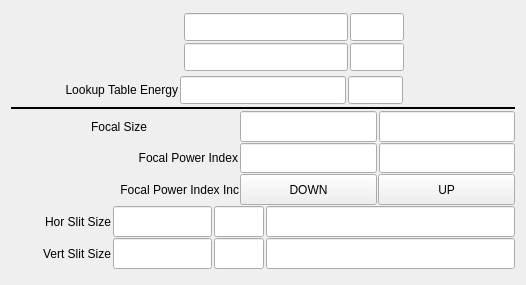
The window that 100idPyCRLApp/op/ui/pydev_transfocator_inset_1x.ui (BCDA-APS/pydeviceCRL) describes before a commit, drawn with Qt 5.
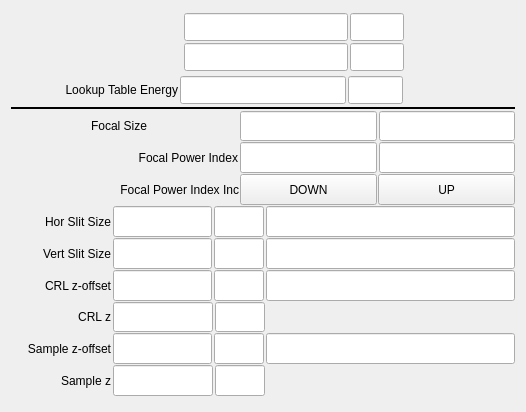
The same window after the commit. Custom widgets are drawn as their Qt base class.

What changed in the file:
```diff
--- a/100idPyCRLApp/op/ui/pydev_transfocator_inset_1x.ui
+++ b/100idPyCRLApp/op/ui/pydev_transfocator_inset_1x.ui
@@ -7,7 +7,7 @@
     <x>0</x>
     <y>0</y>
     <width>526</width>
-    <height>285</height>
+    <height>412</height>
    </rect>
   </property>
   <property name="windowTitle">
@@ -15,7 +15,7 @@
   </property>
   <layout class="QVBoxLayout" name="verticalLayout_3">
    <item>
-    <layout class="QVBoxLayout" name="verticalLayout" stretch="2,1,1,1,1,1,1,1">
+    <layout class="QVBoxLayout" name="verticalLayout" stretch="2,1,1,1,1,1,1,1,1,1,1,1">
      <property name="spacing">
       <number>1</number>
      </property>
@@ -1152,6 +1152,654 @@
        </item>
       </layout>
      </item>
+     <item>
+      <layout class="QHBoxLayout" name="horizontalLayout_11" stretch="2,2,1,5">
+       <property name="spacing">
+        <number>2</number>
+       </property>
+       <property name="rightMargin">
+        <number>0</number>
+       </property>
+       <item>
+        <widget class="caLabel" name="calabel_34">
+         <property name="text">
+          <string>CRL z-offset</string>
+         </property>
+         <property name="alignment">
+          <set>Qt::AlignRight|Qt::AlignTrailing|Qt::AlignVCenter</set>
+         </property>
+         <property name="fontScaleMode">
+          <enum>ESimpleLabel::WidthAndHeight</enum>
+         </property>
+        </widget>
+       </item>
+       <item>
+        <widget class="caLineEdit" name="caLineEdit_28">
+         <property name="sizePolicy">
+          <sizepolicy hsizetype="Preferred" vsizetype="Expanding">
+           <horstretch>0</horstretch>
+           <verstretch>0</verstretch>
+          </sizepolicy>
+         </property>
+         <property name="font">
+          <font>
+           <pointsize>13</pointsize>
+          </font>
+         </property>
+         <property name="text">
+          <string/>
+         </property>
+         <property name="alignment">
+          <set>Qt::AlignRight|Qt::AlignTrailing|Qt::AlignVCenter</set>
+         </property>
+         <property name="channel" stdset="0">
+          <string notr="true">$(P)$(CRL):1:oePositionOffset_RBV</string>
+         </property>
+         <property name="foreground">
+          <color>
+           <red>10</red>
+           <green>0</green>
+           <blue>184</blue>
+          </color>
+         </property>
+         <property name="background">
+          <color>
+           <red>200</red>
+           <green>200</green>
+           <blue>200</blue>
+          </color>
+         </property>
+         <property name="colorMode">
+          <enum>caLineEdit::Static</enum>
+         </property>
+         <property name="precision">
+          <number>6</number>
+         </property>
+         <property name="precisionMode">
+          <enum>caLineEdit::Channel</enum>
+         </property>
+         <property name="fontScaleMode" stdset="0">
+          <enum>caLineEdit::None</enum>
+         </property>
+         <property name="formatType">
+          <enum>caLineEdit::decimal</enum>
+         </property>
+        </widget>
+       </item>
+       <item>
+        <widget class="caLineEdit" name="caLineEdit_29">
+         <property name="sizePolicy">
+          <sizepolicy hsizetype="Preferred" vsizetype="Expanding">
+           <horstretch>0</horstretch>
+           <verstretch>0</verstretch>
+          </sizepolicy>
+         </property>
+         <property name="font">
+          <font>
+           <pointsize>13</pointsize>
+          </font>
+         </property>
+         <property name="text">
+          <string/>
+         </property>
+         <property name="alignment">
+          <set>Qt::AlignRight|Qt::AlignTrailing|Qt::AlignVCenter</set>
+         </property>
+         <property name="channel" stdset="0">
+          <string notr="true">$(P)$(CRL):1:oePositionOffset_RBV.EGU</string>
+         </property>
+         <property name="foreground">
+          <color>
+           <red>10</red>
+           <green>0</green>
+           <blue>184</blue>
+          </color>
+         </property>
+         <property name="background">
+          <color>
+           <red>200</red>
+           <green>200</green>
+           <blue>200</blue>
+          </color>
+         </property>
+         <property name="colorMode">
+          <enum>caLineEdit::Static</enum>
+         </property>
+         <property name="precision">
+          <number>0</number>
+         </property>
+         <property name="precisionMode">
+          <enum>caLineEdit::User</enum>
+         </property>
+         <property name="fontScaleMode" stdset="0">
+          <enum>caLineEdit::None</enum>
+         </property>
+         <property name="formatType">
+          <enum>caLineEdit::decimal</enum>
+         </property>
+        </widget>
+       </item>
+       <item>
+        <widget class="caLineEdit" name="caLineEdit_30">
+         <property name="sizePolicy">
+          <sizepolicy hsizetype="Preferred" vsizetype="Expanding">
+           <horstretch>0</horstretch>
+           <verstretch>0</verstretch>
+          </sizepolicy>
+         </property>
+         <property name="font">
+          <font>
+           <pointsize>13</pointsize>
+          </font>
+         </property>
+         <property name="text">
+          <string/>
+         </property>
+         <property name="alignment">
+          <set>Qt::AlignRight|Qt::AlignTrailing|Qt::AlignVCenter</set>
+         </property>
+         <property name="channel" stdset="0">
+          <string notr="true">$(P)$(CRL):1:oePositionOffset.DOL</string>
+         </property>
+         <property name="foreground">
+          <color>
+           <red>10</red>
+           <green>0</green>
+           <blue>184</blue>
+          </color>
+         </property>
+         <property name="background">
+          <color>
+           <red>200</red>
+           <green>200</green>
+           <blue>200</blue>
+          </color>
+         </property>
+         <property name="colorMode">
+          <enum>caLineEdit::Static</enum>
+         </property>
+         <property name="precision">
+          <number>0</number>
+         </property>
+         <property name="precisionMode">
+          <enum>caLineEdit::User</enum>
+         </property>
+         <property name="fontScaleMode" stdset="0">
+          <enum>caLineEdit::None</enum>
+         </property>
+         <property name="formatType">
+          <enum>caLineEdit::decimal</enum>
+         </property>
+        </widget>
+       </item>
+      </layout>
+     </item>
+     <item>
+      <layout class="QHBoxLayout" name="horizontalLayout_14" stretch="2,2,1,5">
+       <property name="spacing">
+        <number>2</number>
+       </property>
+       <property name="rightMargin">
+        <number>0</number>
+       </property>
+       <item>
+        <widget class="caLabel" name="calabel_37">
+         <property name="text">
+          <string>CRL z</string>
+         </property>
+         <property name="alignment">
+          <set>Qt::AlignRight|Qt::AlignTrailing|Qt::AlignVCenter</set>
+         </property>
+         <property name="fontScaleMode">
+          <enum>ESimpleLabel::WidthAndHeight</enum>
+         </property>
+        </widget>
+       </item>
+       <item>
+        <widget class="caLineEdit" name="caLineEdit_36">
+         <property name="sizePolicy">
+          <sizepolicy hsizetype="Preferred" vsizetype="Expanding">
+           <horstretch>0</horstretch>
+           <verstretch>0</verstretch>
+          </sizepolicy>
+         </property>
+         <property name="font">
+          <font>
+           <pointsize>13</pointsize>
+          </font>
+         </property>
+         <property name="text">
+          <string/>
+         </property>
+         <property name="alignment">
+          <set>Qt::AlignRight|Qt::AlignTrailing|Qt::AlignVCenter</set>
+         </property>
+         <property name="channel" stdset="0">
+          <string notr="true">$(P)$(CRL):1:oePosition_RBV</string>
+         </property>
+         <property name="foreground">
+          <color>
+           <red>10</red>
+           <green>0</green>
+           <blue>184</blue>
+          </color>
+         </property>
+         <property name="background">
+          <color>
+           <red>200</red>
+           <green>200</green>
+           <blue>200</blue>
+          </color>
+         </property>
+         <property name="colorMode">
+          <enum>caLineEdit::Static</enum>
+         </property>
+         <property name="precision">
+          <number>6</number>
+         </property>
+         <property name="precisionMode">
+          <enum>caLineEdit::Channel</enum>
+         </property>
+         <property name="fontScaleMode" stdset="0">
+          <enum>caLineEdit::None</enum>
+         </property>
+         <property name="formatType">
+          <enum>caLineEdit::decimal</enum>
+         </property>
+        </widget>
+       </item>
+       <item>
+        <widget class="caLineEdit" name="caLineEdit_37">
+         <property name="sizePolicy">
+          <sizepolicy hsizetype="Preferred" vsizetype="Expanding">
+           <horstretch>0</horstretch>
+           <verstretch>0</verstretch>
+          </sizepolicy>
+         </property>
+         <property name="font">
+          <font>
+           <pointsize>13</pointsize>
+          </font>
+         </property>
+         <property name="text">
+          <string/>
+         </property>
+         <property name="alignment">
+          <set>Qt::AlignRight|Qt::AlignTrailing|Qt::AlignVCenter</set>
+         </property>
+         <property name="channel" stdset="0">
+          <string notr="true">$(P)$(CRL):1:oePosition_RBV.EGU</string>
+         </property>
+         <property name="foreground">
+          <color>
+           <red>10</red>
+           <green>0</green>
+           <blue>184</blue>
+          </color>
+         </property>
+         <property name="background">
+          <color>
+           <red>200</red>
+           <green>200</green>
+           <blue>200</blue>
+          </color>
+         </property>
+         <property name="colorMode">
+          <enum>caLineEdit::Static</enum>
+         </property>
+         <property name="precision">
+          <number>0</number>
+         </property>
+         <property name="precisionMode">
+          <enum>caLineEdit::User</enum>
+         </property>
+         <property name="fontScaleMode" stdset="0">
+          <enum>caLineEdit::None</enum>
+         </property>
+         <property name="formatType">
+          <enum>caLineEdit::decimal</enum>
+         </property>
+        </widget>
+       </item>
+       <item>
+        <spacer name="horizontalSpacer_2">
+         <property name="orientation">
+          <enum>Qt::Horizontal</enum>
+         </property>
+         <property name="sizeHint" stdset="0">
+          <size>
+           <width>40</width>
+           <height>20</height>
+          </size>
+         </property>
+        </spacer>
+       </item>
+      </layout>
+     </item>
+     <item>
+      <layout class="QHBoxLayout" name="horizontalLayout_12" stretch="2,2,1,5">
+       <property name="spacing">
+        <number>2</number>
+       </property>
+       <property name="rightMargin">
+        <number>0</number>
+       </property>
+       <item>
+        <widget class="caLabel" name="calabel_35">
+         <property name="text">
+          <string>Sample z-offset</string>
+         </property>
+         <property name="alignment">
+          <set>Qt::AlignRight|Qt::AlignTrailing|Qt::AlignVCenter</set>
+         </property>
+         <property name="fontScaleMode">
+          <enum>ESimpleLabel::WidthAndHeight</enum>
+         </property>
+        </widget>
+       </item>
+       <item>
+        <widget class="caLineEdit" name="caLineEdit_31">
+         <property name="sizePolicy">
+          <sizepolicy hsizetype="Preferred" vsizetype="Expanding">
+           <horstretch>0</horstretch>
+           <verstretch>0</verstretch>
+          </sizepolicy>
+         </property>
+         <property name="font">
+          <font>
+           <pointsize>13</pointsize>
+          </font>
+         </property>
+         <property name="text">
+          <string/>
+         </property>
+         <property name="alignment">
+          <set>Qt::AlignRight|Qt::AlignTrailing|Qt::AlignVCenter</set>
+         </property>
+         <property name="channel" stdset="0">
+          <string notr="true">$(P)$(CRL):samplePositionOffset_RBV</string>
+         </property>
+         <property name="foreground">
+          <color>
+           <red>10</red>
+           <green>0</green>
+           <blue>184</blue>
+          </color>
+         </property>
+         <property name="background">
+          <color>
+           <red>200</red>
+           <green>200</green>
+           <blue>200</blue>
+          </color>
+         </property>
+         <property name="colorMode">
+          <enum>caLineEdit::Static</enum>
+         </property>
+         <property name="precision">
+          <number>6</number>
+         </property>
+         <property name="precisionMode">
+          <enum>caLineEdit::Channel</enum>
+         </property>
+         <property name="fontScaleMode" stdset="0">
+          <enum>caLineEdit::None</enum>
+         </property>
+         <property name="formatType">
+          <enum>caLineEdit::decimal</enum>
+         </property>
+        </widget>
+       </item>
+       <item>
+        <widget class="caLineEdit" name="caLineEdit_32">
+         <property name="sizePolicy">
+          <sizepolicy hsizetype="Preferred" vsizetype="Expanding">
+           <horstretch>0</horstretch>
+           <verstretch>0</verstretch>
+          </sizepolicy>
+         </property>
+         <property name="font">
+          <font>
+           <pointsize>13</pointsize>
+          </font>
+         </property>
+         <property name="text">
+          <string/>
+         </property>
+         <property name="alignment">
+          <set>Qt::AlignRight|Qt::AlignTrailing|Qt::AlignVCenter</set>
+         </property>
+         <property name="channel" stdset="0">
+          <string notr="true">$(P)$(CRL):samplePositionOffset_RBV.EGU</string>
+         </property>
+         <property name="foreground">
+          <color>
+           <red>10</red>
+           <green>0</green>
+           <blue>184</blue>
+          </color>
+         </property>
+         <property name="background">
+          <color>
+           <red>200</red>
+           <green>200</green>
+           <blue>200</blue>
+          </color>
+         </property>
+         <property name="colorMode">
+          <enum>caLineEdit::Static</enum>
+         </property>
+         <property name="precision">
+          <number>0</number>
+         </property>
+         <property name="precisionMode">
+          <enum>caLineEdit::User</enum>
+         </property>
+         <property name="fontScaleMode" stdset="0">
+          <enum>caLineEdit::None</enum>
+         </property>
+         <property name="formatType">
+          <enum>caLineEdit::decimal</enum>
+         </property>
+        </widget>
+       </item>
+       <item>
+        <widget class="caLineEdit" name="caLineEdit_33">
+         <property name="sizePolicy">
+          <sizepolicy hsizetype="Preferred" vsizetype="Expanding">
+           <horstretch>0</horstretch>
+           <verstretch>0</verstretch>
+          </sizepolicy>
+         </property>
+         <property name="font">
+          <font>
+           <pointsize>13</pointsize>
+          </font>
+         </property>
+         <property name="text">
+          <string/>
+         </property>
+         <property name="alignment">
+          <set>Qt::AlignRight|Qt::AlignTrailing|Qt::AlignVCenter</set>
+         </property>
+         <property name="channel" stdset="0">
+          <string notr="true">$(P)$(CRL):samplePositionOffset.DOL</string>
+         </property>
+         <property name="foreground">
+          <color>
+           <red>10</red>
+           <green>0</green>
+           <blue>184</blue>
+          </color>
+         </property>
+         <property name="background">
+          <color>
+           <red>200</red>
+           <green>200</green>
+           <blue>200</blue>
+          </color>
+         </property>
+         <property name="colorMode">
+          <enum>caLineEdit::Static</enum>
+         </property>
+         <property name="precision">
+          <number>0</number>
+         </property>
+         <property name="precisionMode">
+          <enum>caLineEdit::User</enum>
+         </property>
+         <property name="fontScaleMode" stdset="0">
+          <enum>caLineEdit::None</enum>
+         </property>
+         <property name="formatType">
+          <enum>caLineEdit::decimal</enum>
+         </property>
+        </widget>
+       </item>
+      </layout>
+     </item>
+     <item>
+      <layout class="QHBoxLayout" name="horizontalLayout_13" stretch="2,2,1,5">
+       <property name="spacing">
+        <number>2</number>
+       </property>
+       <property name="rightMargin">
+        <number>0</number>
+       </property>
+       <item>
+        <widget class="caLabel" name="calabel_36">
+         <property name="text">
+          <string>Sample z</string>
+         </property>
+         <property name="alignment">
+          <set>Qt::AlignRight|Qt::AlignTrailing|Qt::AlignVCenter</set>
+         </property>
+         <property name="fontScaleMode">
+          <enum>ESimpleLabel::WidthAndHeight</enum>
+         </property>
+        </widget>
+       </item>
+       <item>
+        <widget class="caLineEdit" name="caLineEdit_34">
+         <property name="sizePolicy">
+          <sizepolicy hsizetype="Preferred" vsizetype="Expanding">
+           <horstretch>0</horstretch>
+           <verstretch>0</verstretch>
+          </sizepolicy>
+         </property>
+         <property name="font">
+          <font>
+           <pointsize>13</pointsize>
+          </font>
+         </property>
+         <property name="text">
+          <string/>
+         </property>
+         <property name="alignment">
+          <set>Qt::AlignRight|Qt::AlignTrailing|Qt::AlignVCenter</set>
+         </property>
+         <property name="channel" stdset="0">
+          <string notr="true">$(P)$(CRL):samplePosition_RBV</string>
+         </property>
+         <property name="foreground">
+          <color>
+           <red>10</red>
+           <green>0</green>
+           <blue>184</blue>
+          </color>
+         </property>
+         <property name="background">
+          <color>
+           <red>200</red>
+           <green>200</green>
+           <blue>200</blue>
+          </color>
+         </property>
+         <property name="colorMode">
+          <enum>caLineEdit::Static</enum>
+         </property>
+         <property name="precision">
+          <number>6</number>
+         </property>
+         <property name="precisionMode">
+          <enum>caLineEdit::Channel</enum>
+         </property>
+         <property name="fontScaleMode" stdset="0">
+          <enum>caLineEdit::None</enum>
+         </property>
+         <property name="formatType">
+          <enum>caLineEdit::decimal</enum>
+         </property>
+        </widget>
+       </item>
+       <item>
+        <widget class="caLineEdit" name="caLineEdit_35">
+         <property name="sizePolicy">
+          <sizepolicy hsizetype="Preferred" vsizetype="Expanding">
+           <horstretch>0</horstretch>
+           <verstretch>0</verstretch>
+          </sizepolicy>
+         </property>
+         <property name="font">
+          <font>
+           <pointsize>13</pointsize>
+          </font>
+         </property>
+         <property name="text">
+          <string/>
+         </property>
+         <property name="alignment">
+          <set>Qt::AlignRight|Qt::AlignTrailing|Qt::AlignVCenter</set>
+         </property>
+         <property name="channel" stdset="0">
+          <string notr="true">$(P)$(CRL):samplePosition_RBV.EGU</string>
+         </property>
+         <property name="foreground">
+          <color>
+           <red>10</red>
+           <green>0</green>
+           <blue>184</blue>
+          </color>
+         </property>
+         <property name="background">
+          <color>
+           <red>200</red>
+           <green>200</green>
+           <blue>200</blue>
+          </color>
+         </property>
+         <property name="colorMode">
+          <enum>caLineEdit::Static</enum>
+         </property>
+         <property name="precision">
+          <number>0</number>
+         </property>
+         <property name="precisionMode">
+          <enum>caLineEdit::User</enum>
+         </property>
+         <property name="fontScaleMode" stdset="0">
+          <enum>caLineEdit::None</enum>
+         </property>
+         <property name="formatType">
+          <enum>caLineEdit::decimal</enum>
+         </property>
+        </widget>
+       </item>
+       <item>
+        <spacer name="horizontalSpacer">
+         <property name="orientation">
+          <enum>Qt::Horizontal</enum>
+         </property>
+         <property name="sizeHint" stdset="0">
+          <size>
+           <width>40</width>
+           <height>20</height>
+          </size>
+         </property>
+        </spacer>
+       </item>
+      </layout>
+     </item>
     </layout>
    </item>
   </layout>
```
Left out of the diff: 2 changed lines with no effect on the pictures.
